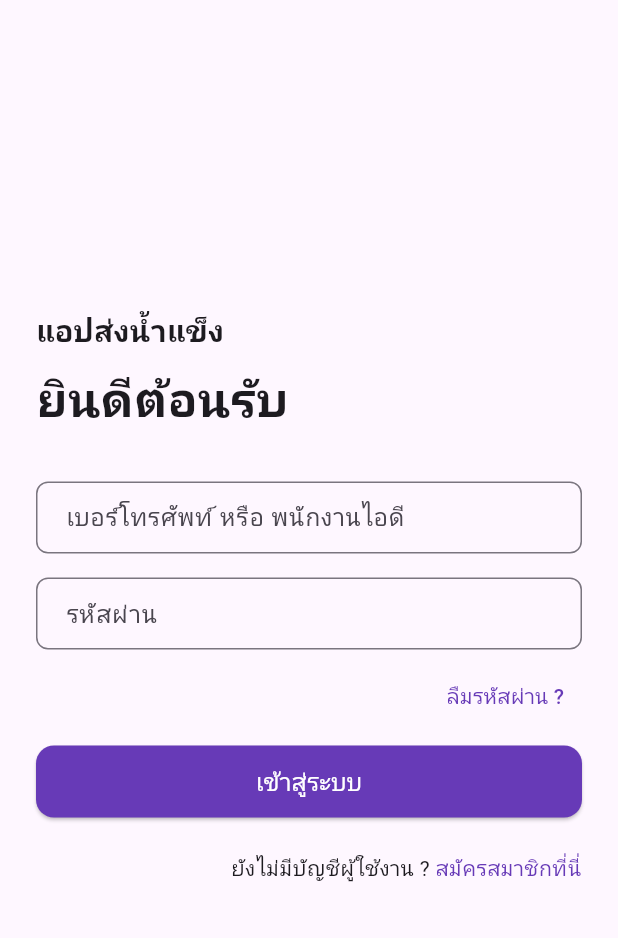
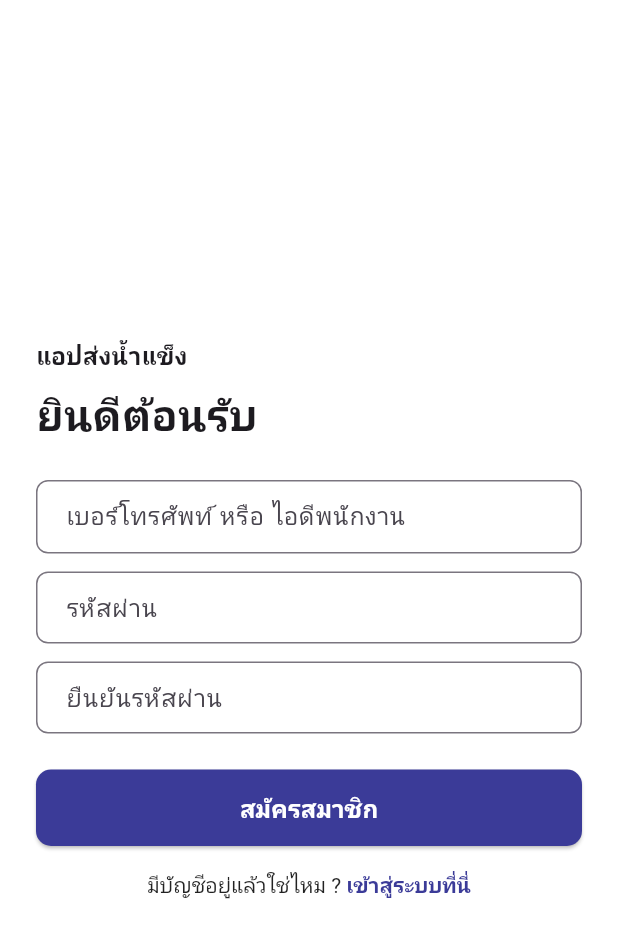
Before and after one commit to AshaTechCorporation/ksice, a Flutter app: the LoginPage screen opened directly, after a tap on an icon or button, on a phone screen of 412 x 824 dp. Shown: the top 938 px of the screen. Run offline on Flutter 3.47's test engine with Material 3 defaults, Android fonts, the phone set to English and light mode, and no system bars; our stand-ins replace syncfusion_flutter_gauges; network calls fail.

Commit message:
'addRegisterPage'

```diff
--- a/lib/login/loginPage.dart
+++ b/lib/login/loginPage.dart
@@ -1,4 +1,6 @@
 import 'package:flutter/material.dart';
+import 'package:ksice/employee/home/fristPage.dart';
+import 'package:ksice/login/registerPage.dart';
 
 class LoginPage extends StatefulWidget {
   const LoginPage({super.key});
@@ -14,8 +16,8 @@ class _LoginPageState extends State<LoginPage> {
   Widget build(BuildContext context) {
     final size = MediaQuery.of(context).size;
     return Scaffold(
-      body: SafeArea(
-        child: Padding(
+      backgroundColor: Colors.white,
+      body: Padding(
         padding: EdgeInsets.symmetric(horizontal: 24.0),
         child: Column(
           crossAxisAlignment: CrossAxisAlignment.start,
@@ -69,7 +71,9 @@ class _LoginPageState extends State<LoginPage> {
               width: double.infinity,
               height: 48,
               child: ElevatedButton(
-                  onPressed: () {},
+                onPressed: () {
+                  Navigator.push(context, MaterialPageRoute(builder: (context)=>FristPage()));
+                },
                 style: ElevatedButton.styleFrom(
                   backgroundColor: Colors.deepPurple,
                   shape: RoundedRectangleBorder(
@@ -89,7 +93,7 @@ class _LoginPageState extends State<LoginPage> {
                 Center(
                   child: GestureDetector(
                     onTap: () {
-                        // ไปยังหน้าสมัครสมาชิก
+                      Navigator.push(context, MaterialPageRoute(builder: (context)=>RegisterPage()));
                     },
                     child: Text.rich(
                       TextSpan(
@@ -109,7 +113,6 @@ class _LoginPageState extends State<LoginPage> {
           ],
         ),
       ),
-      ),
     );
   }
 }
--- /dev/null
+++ b/lib/login/registerPage.dart
@@ -0,0 +1,118 @@
+import 'package:flutter/gestures.dart';
+import 'package:flutter/material.dart';
+
+class RegisterPage extends StatelessWidget {
+  const RegisterPage({super.key});
+
+  @override
+  Widget build(BuildContext context) {
+    final size = MediaQuery.of(context).size;
+
+    return Scaffold(
+      backgroundColor: Colors.white,
+      body: Padding(
+        padding: EdgeInsets.symmetric(horizontal: 24),
+        child: Column(
+          mainAxisAlignment: MainAxisAlignment.center,
+          crossAxisAlignment: CrossAxisAlignment.start,
+          children: [
+            Text(
+              'แอปส่งน้ำแข็ง',
+              style: TextStyle(fontSize: 16, fontWeight: FontWeight.w600),
+            ),
+            SizedBox(height: 8),
+            Text(
+              'ยินดีต้อนรับ',
+              style: TextStyle(fontSize: 28, fontWeight: FontWeight.bold),
+            ),
+            SizedBox(height: 24),
+
+            // 🔹 เบอร์โทร/รหัสพนักงาน
+            TextField(
+              decoration: InputDecoration(
+                hintText: 'เบอร์โทรศัพท์ หรือ ไอดีพนักงาน',
+                border: OutlineInputBorder(
+                  borderRadius: BorderRadius.circular(8),
+                ),
+                contentPadding: EdgeInsets.symmetric(horizontal: 16, vertical: 12),
+              ),
+            ),
+            SizedBox(height: 12),
+
+            // 🔹 รหัสผ่าน
+            TextField(
+              obscureText: true,
+              decoration: InputDecoration(
+                hintText: 'รหัสผ่าน',
+                border: OutlineInputBorder(
+                  borderRadius: BorderRadius.circular(8),
+                ),
+                contentPadding: EdgeInsets.symmetric(horizontal: 16, vertical: 12),
+              ),
+            ),
+            SizedBox(height: 12),
+
+            // 🔹 ยืนยันรหัสผ่าน
+            TextField(
+              obscureText: true,
+              decoration: InputDecoration(
+                hintText: 'ยืนยันรหัสผ่าน',
+                border: OutlineInputBorder(
+                  borderRadius: BorderRadius.circular(8),
+                ),
+                contentPadding: EdgeInsets.symmetric(horizontal: 16, vertical: 12),
+              ),
+            ),
+            SizedBox(height: 24),
+
+            // 🔵 ปุ่มสมัครสมาชิก
+            SizedBox(
+              width: double.infinity,
+              child: ElevatedButton(
+                style: ElevatedButton.styleFrom(
+                  backgroundColor: Color(0xFF3B3B98), // ปุ่มสีน้ำเงิน
+                  padding: EdgeInsets.symmetric(vertical: 14),
+                  shape: RoundedRectangleBorder(
+                    borderRadius: BorderRadius.circular(10),
+                  ),
+                ),
+                onPressed: () {
+                  // TODO: สมัครสมาชิก
+                },
+                child: Text(
+                  'สมัครสมาชิก',
+                  style: TextStyle(fontSize: 16, fontWeight: FontWeight.bold, color: Colors.white),
+                ),
+              ),
+            ),
+
+            SizedBox(height: 16),
+
+            // 🔗 ลิงก์เข้าสู่ระบบ
+            Center(
+              child: RichText(
+                text: TextSpan(
+                  text: 'มีบัญชีอยู่แล้วใช่ไหม ? ',
+                  style: TextStyle(color: Colors.black87),
+                  children: [
+                    TextSpan(
+                      text: 'เข้าสู่ระบบที่นี่',
+                      style: TextStyle(
+                        color: Color(0xFF3B3B98),
+                        fontWeight: FontWeight.bold,
+                      ),
+                      recognizer: TapGestureRecognizer()
+                        ..onTap = () {
+                          Navigator.pop(context);
+                        },
+                    ),
+                  ],
+                ),
+              ),
+            ),
+          ],
+        ),
+      ),
+    );
+  }
+}
--- a/lib/main.dart
+++ b/lib/main.dart
@@ -18,7 +18,7 @@ class MyApp extends StatelessWidget {
         colorScheme: ColorScheme.fromSeed(seedColor: Colors.deepPurple),
         useMaterial3: true,
       ),
-      home: FristPage(),
+      home: LoginPage(),
     );
   }
 }
```
Lines whose indentation alone changed are shown as unchanged.
